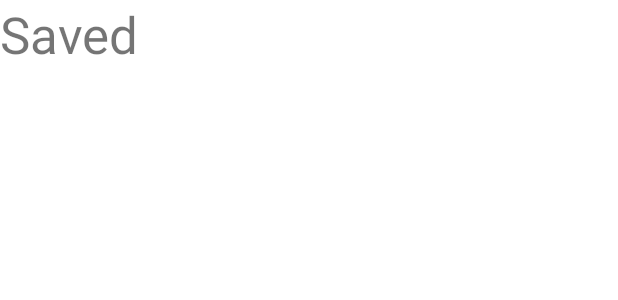
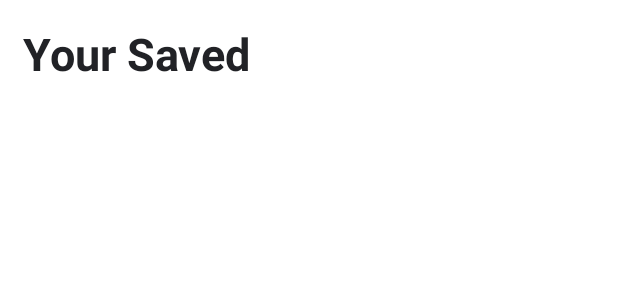
Before and after one commit to priskilladrn/TourIn, an Android app: the layout fragment_saved.xml on its own in the app's theme, with its tools: preview values and no code run, on a phone screen of 412 x 824 dp. Shown: the top 300 px of the screen. Run offline under Robolectric (Android 15) with nearby library versions, the light colour scheme and no system bars.

Commit message:
final saved

```diff
--- a/app/src/main/AndroidManifest.xml
+++ b/app/src/main/AndroidManifest.xml
@@ -28,6 +28,9 @@
             android:name=".LoginActivity"
             android:exported="false" />
         <activity
+            android:name=".DetailActivity"
+            android:exported="false" />
+        <activity
             android:name=".RegisterActivity"
             android:exported="false"></activity>
         <activity
--- a/app/src/main/java/com/example/tourin/Adapter/SavedAdapter.java
+++ b/app/src/main/java/com/example/tourin/Adapter/SavedAdapter.java
@@ -75,7 +75,7 @@ public class SavedAdapter extends RecyclerView.Adapter<SavedAdapter.ViewHolder>
         public void onClick(View v) {
             if(v == view){
                 //go to detail and send extras
-                Log.wtf("test123123", "masuk");
+                Log.wtf("test123123", "masuk" + placeId);
                 Intent i = new Intent(v.getContext(), DetailActivity.class);
                 i.putExtra("id", placeId);
                 v.getContext().startActivity(i);
--- a/app/src/main/res/layout/fragment_saved.xml
+++ b/app/src/main/res/layout/fragment_saved.xml
@@ -5,11 +5,33 @@
     android:layout_height="match_parent"
     tools:context=".SavedFragment">
 
-    <!-- TODO: Update blank fragment layout -->
-    <TextView
+    <LinearLayout
         android:layout_width="match_parent"
         android:layout_height="match_parent"
-        android:text="Saved"
-        android:textSize="34dp"/>
+        android:orientation="vertical"
+        android:layout_marginTop="15dp"
+        android:layout_marginLeft="15dp"
+        android:layout_marginRight="15dp">
+        <TextView
+            android:layout_width="match_parent"
+            android:layout_height="wrap_content"
+            android:text="Your Saved"
+            android:textStyle="bold"
+            android:textSize="30dp"
+            android:layout_marginBottom="20dp"
+            android:textColor="@color/black"/>
+
+        <androidx.swiperefreshlayout.widget.SwipeRefreshLayout
+            android:layout_width="match_parent"
+            android:layout_height="match_parent"
+            android:id="@+id/swipe_container">
+            <androidx.recyclerview.widget.RecyclerView
+                android:layout_width="match_parent"
+                android:layout_height="wrap_content"
+                android:id="@+id/placeRv">
+            </androidx.recyclerview.widget.RecyclerView>
+        </androidx.swiperefreshlayout.widget.SwipeRefreshLayout>
+
+    </LinearLayout>
 
 </FrameLayout>
```
Also changed, not shown: app/src/main/java/com/example/tourin/SavedFragment.java (+87 -30 lines).
